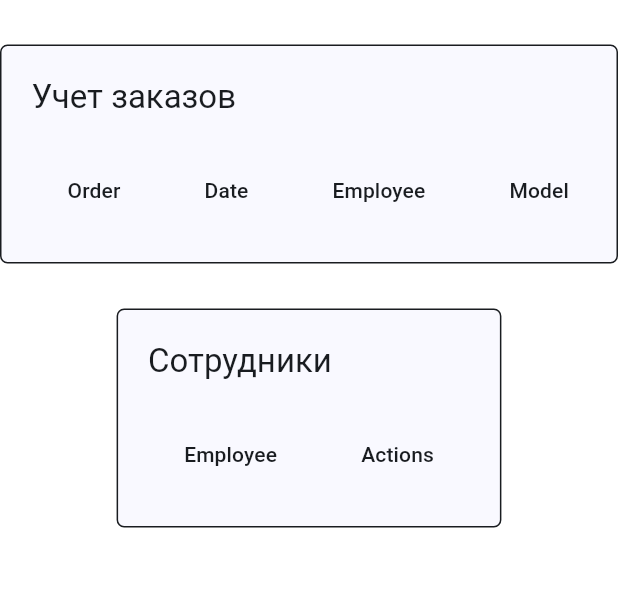
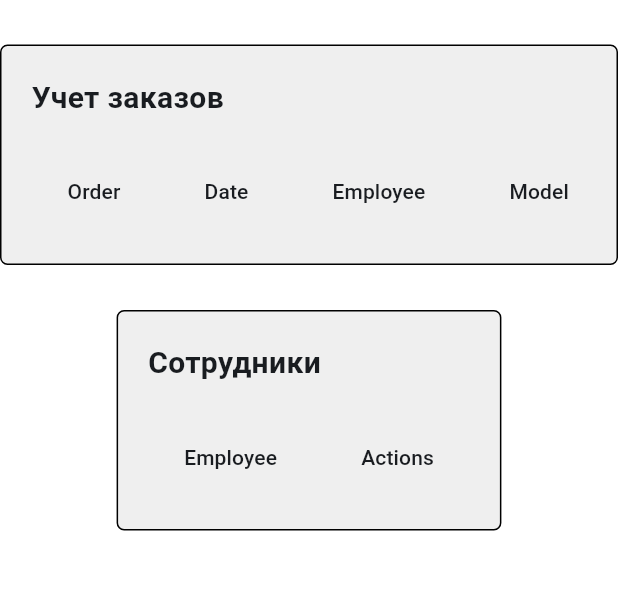
Before and after one commit to freedomdp/MiroFirebase, a Flutter app: the screen it shows after launch, on a phone screen of 412 x 824 dp, the part 65-655 px from its top. Run offline on Flutter 3.47's test engine with Material 3 defaults, Android fonts, the phone set to English and light mode, and no system bars; our stand-ins replace cloud_firestore, firebase_core, flutter_bloc; accounts and stored records are empty.

Commit message:
update DirectoryTable

```diff
--- a/lib/main.dart
+++ b/lib/main.dart
@@ -53,7 +53,7 @@ class HomePage extends StatelessWidget {
             padding: EdgeInsets.zero,
             child: Column(
               children: [
-                Text('Smart Ship Cars', style: H1.h1Style),
+                Text('Smart Ship Cars', style: TextStyles.h1Style),
                 SizedBox(height: 30),
                 ContentBox(
                   title: 'Учет заказов',
--- a/lib/style/colors.dart
+++ b/lib/style/colors.dart
@@ -3,6 +3,7 @@ import 'package:flutter/material.dart';
 class AppColors {
   static const primary = Color(0xFF095EAE);
   static const background = Color(0xFFFFFFFF);
-  static const contentBackground = Color(0xFFEBEBEB);
+  static const contentBackground = Color(0xFFEFEFEF);
   static const border = Color(0xFF000000);
+  static const text = Color(0xFF000000);
 }
--- a/lib/style/text_styles.dart
+++ b/lib/style/text_styles.dart
@@ -1,15 +1,33 @@
 import 'package:flutter/material.dart';
+import 'colors.dart';
 
-class H1 {
-  static const h1Style = TextStyle(
-    fontSize: 30,
+
+class TextStyles {
+  static const TextStyle textStyle = TextStyle(
+    fontSize: 16.0,
+    fontWeight: FontWeight.normal,
+    color: AppColors.text,
+  );
+
+  static const TextStyle tebleHeader = TextStyle(
+    fontSize: 13.0,
+    fontWeight: FontWeight.bold,
+    color: AppColors.text,
+  );
+
+  static const TextStyle tebleText = TextStyle(
+    fontSize: 12.0,
+    fontWeight: FontWeight.normal,
+    color: AppColors.text,
+  );
+
+  static const TextStyle h1Style = TextStyle(
+    fontSize: 30.0,
     fontWeight: FontWeight.w800,
   );
-}
 
-class H2 {
-  static const h2Style = TextStyle(
-    fontSize: 20,
+  static const TextStyle h2Style = TextStyle(
+    fontSize: 20.0,
     fontWeight: FontWeight.bold,
   );
 }
--- a/lib/widgets/content_box.dart
+++ b/lib/widgets/content_box.dart
@@ -1,4 +1,6 @@
 import 'package:flutter/material.dart';
+import 'package:miro/style/text_styles.dart';
+import 'package:miro/style/colors.dart';
 
 class ContentBox extends StatelessWidget {
   final String title;
@@ -18,14 +20,14 @@ class ContentBox extends StatelessWidget {
       padding: const EdgeInsets.all(20),
       margin: margin,
       decoration: BoxDecoration(
-        color: Theme.of(context).colorScheme.surface,
-        border: Border.all(color: Theme.of(context).colorScheme.onSurface),
+        color: AppColors.contentBackground,
+        border: Border.all(color: AppColors.border),
         borderRadius: BorderRadius.circular(5),
       ),
       child: Column(
         crossAxisAlignment: CrossAxisAlignment.start,
         children: [
-          Text(title, style: Theme.of(context).textTheme.headline6),
+          Text(title, style:  TextStyles.h2Style),
           const SizedBox(height: 20),
           child, // Используем переданный child
         ],
```
Also changed, not shown: lib/widgets/IconTextButton.dart (+23 -3 lines), lib/widgets/tables/DirectoryTable.dart (+25 -1 lines), lib/widgets/universal_modal.dart (added, +63 -0 lines).
